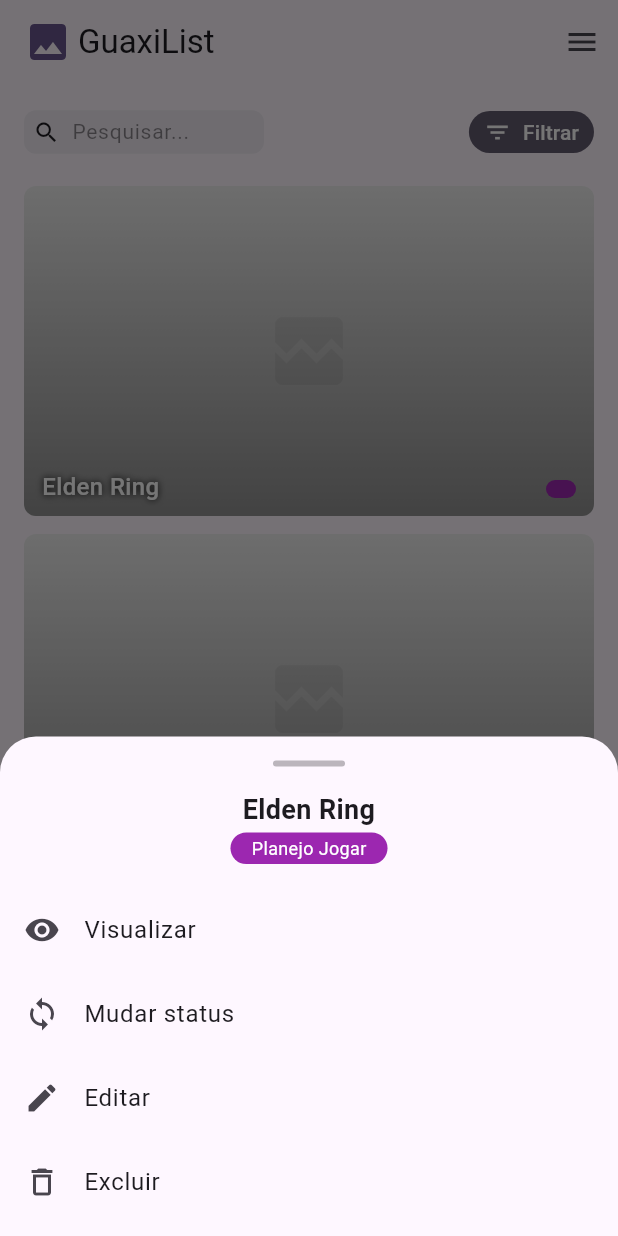
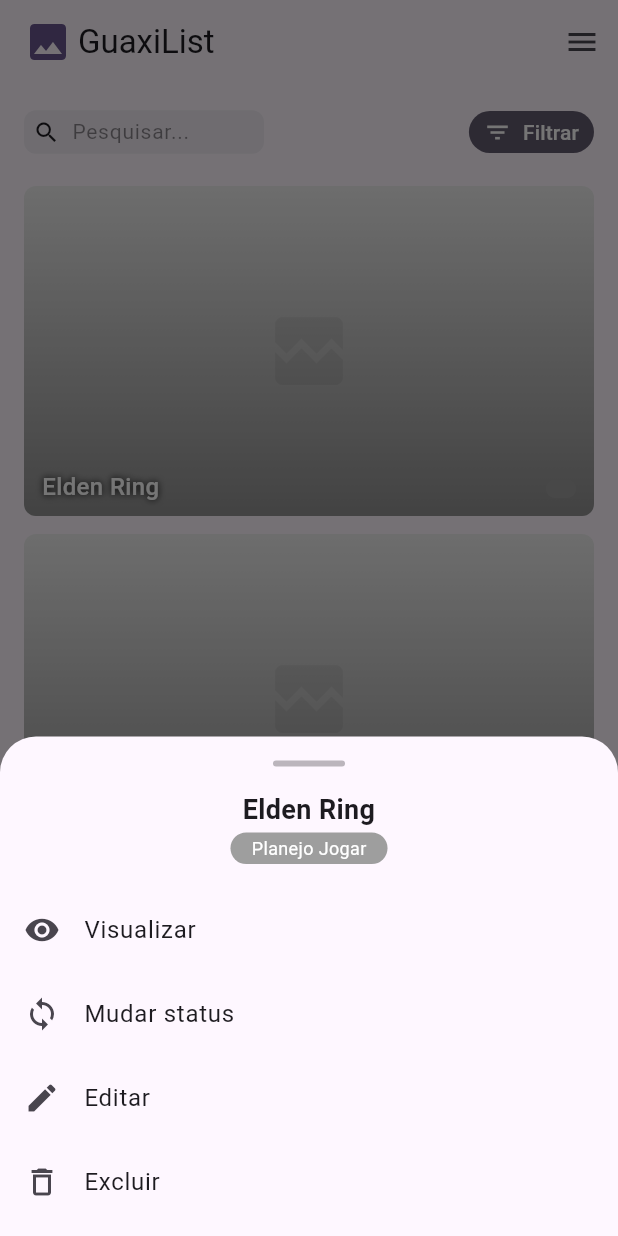
Before and after one commit to gustavoprs/game-wishlist-mobile, a Flutter app: the screen it shows after launch, after a tap on "Elden Ring", on a phone screen of 412 x 824 dp. Run offline on Flutter 3.47's test engine with Material 3 defaults, Android fonts, the phone set to English and light mode, and no system bars; network calls fail.

Commit message:
feat: update status colors

```diff
--- a/lib/widgets/game_card.dart
+++ b/lib/widgets/game_card.dart
@@ -10,7 +10,7 @@
   Color getStatusColor(String status) {
     switch (status) {
       case 'Planejo Jogar':
-        return Colors.purple;
+        return Colors.grey;
       case 'Jogando':
         return Colors.blue;
       case 'Pausado':
@@ -20,7 +20,7 @@
       case 'Abandonado':
         return Colors.red;
       default:
-        return Colors.grey;
+        return Colors.white;
     }
   }
 
```
